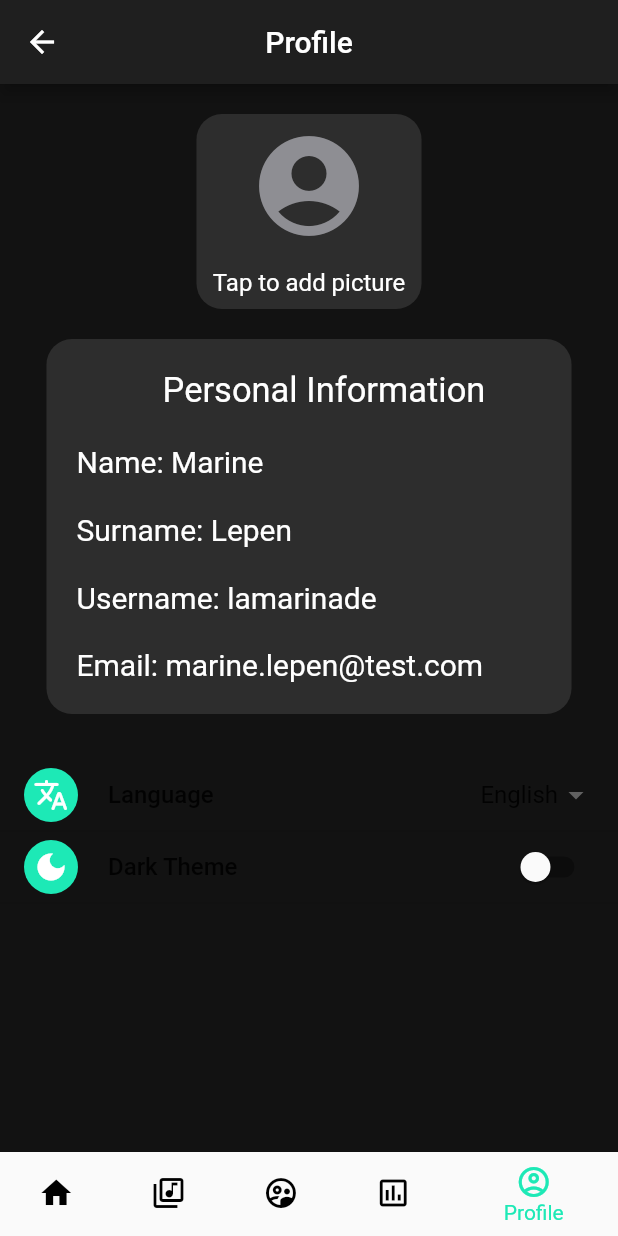
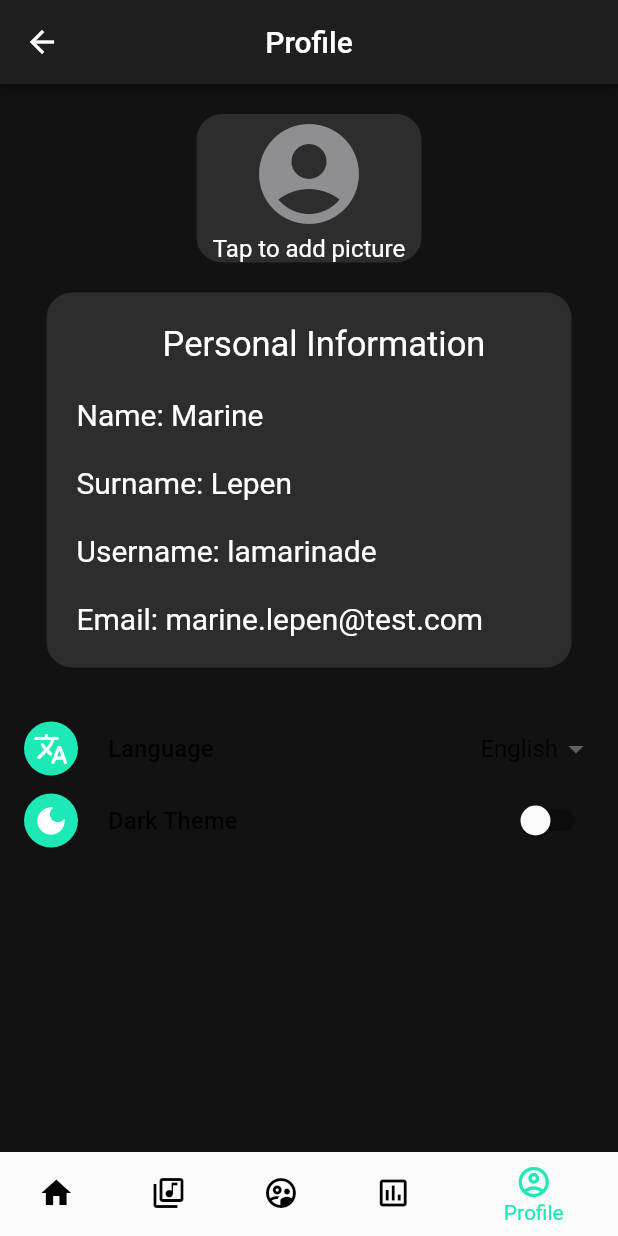
Before and after one commit to kodoshi/flutter_1, a Flutter app: the ProfilePage screen opened by its route, on a phone screen of 412 x 824 dp. Run offline on Flutter 3.47's test engine with Material 2 defaults, Android fonts, the phone set to English and light mode, and no system bars; our stand-ins replace assets_audio_player, easy_dynamic_theme, flutter_settings_screens, image_picker, shared_preferences, syncfusion_flutter_charts; accounts and stored records are empty.

Commit message:
fix: profil page design add picture text

```diff
--- a/lib/page/profile_page.dart
+++ b/lib/page/profile_page.dart
@@ -64,7 +64,7 @@ class _ProfilePageState extends State<ProfilePage> {
                     pickImageFromCamera(context: context);
                   },
                   child: Container(
-                    height: 130,
+                    //height: 130,
                     width: 150,
                     decoration: BoxDecoration(
                         color: Theme.of(context).cardColor,
@@ -78,10 +78,15 @@ class _ProfilePageState extends State<ProfilePage> {
                                 size: 80,
                                 color: Color.fromRGBO(142, 142, 147, 1),
                               )
-                            : SizedBox(
+                            : Container(
+                                decoration: BoxDecoration(
+                                    shape: BoxShape.circle,
+                                    image: DecorationImage(
+                                        fit: BoxFit.fill,
+                                        image: Image.file(photoTaken!).image)),
                                 height: 100,
                                 width: 100,
-                                child: Image.file(photoTaken!)),
+                              ),
                         Align(
                           alignment: FractionalOffset.bottomCenter,
                           child: Text(
```
